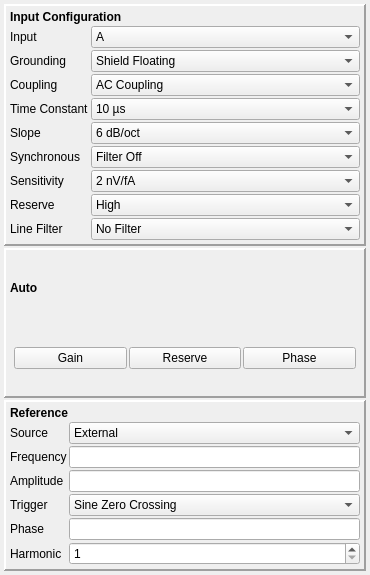
First picture: the form in QSR830/SR830Settings_UI.ui, repository davidgrier/qacam, before the edit.
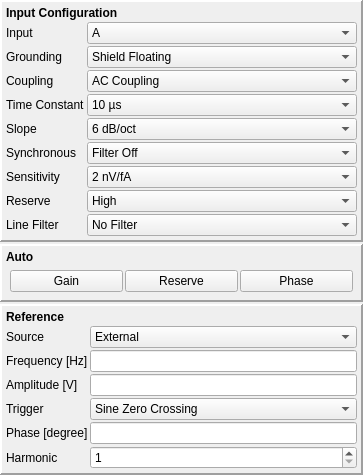
Second picture: the form after the edit.

Diff of the .ui file:
```diff
--- a/QSR830/SR830Settings_UI.ui
+++ b/QSR830/SR830Settings_UI.ui
@@ -7,8 +7,8 @@
    <rect>
     <x>0</x>
     <y>0</y>
-    <width>370</width>
-    <height>575</height>
+    <width>363</width>
+    <height>454</height>
    </rect>
   </property>
   <property name="windowTitle">
@@ -19,7 +19,7 @@
     <number>2</number>
    </property>
    <property name="margin">
-    <number>4</number>
+    <number>0</number>
    </property>
    <item>
     <widget class="QFrame" name="frameInputConfiguration">
@@ -640,7 +640,7 @@
         <item row="1" column="0">
          <widget class="QLabel" name="labelFrequency">
           <property name="text">
-           <string>Frequency</string>
+           <string>Frequency [Hz]</string>
           </property>
          </widget>
         </item>
@@ -650,7 +650,7 @@
         <item row="2" column="0">
          <widget class="QLabel" name="labelAmplitude">
           <property name="text">
-           <string>Amplitude</string>
+           <string>Amplitude [V]</string>
           </property>
          </widget>
         </item>
@@ -686,7 +686,7 @@
         <item row="4" column="0">
          <widget class="QLabel" name="labelPhase">
           <property name="text">
-           <string>Phase</string>
+           <string>Phase [degree]</string>
           </property>
          </widget>
         </item>
```
